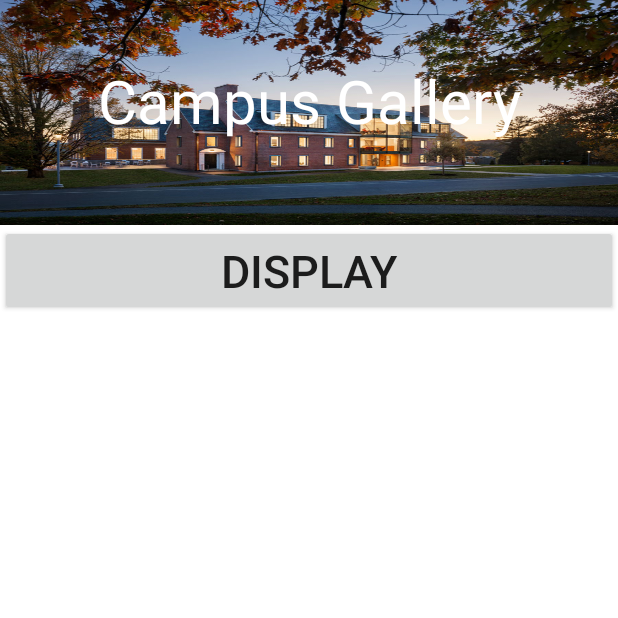
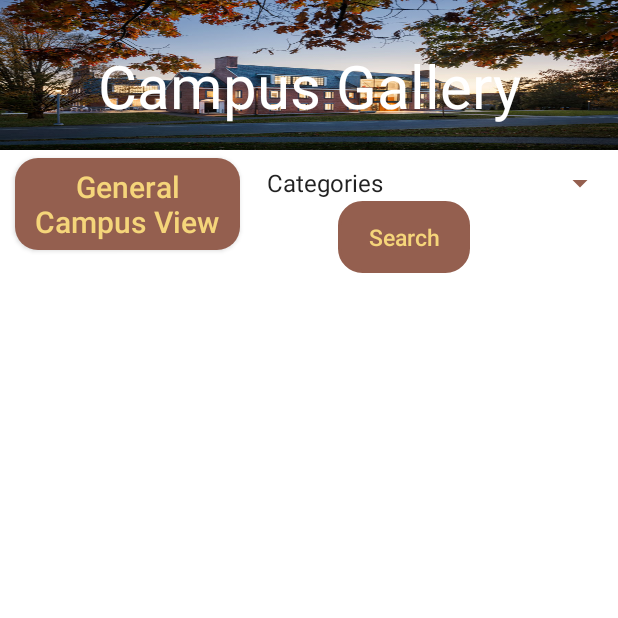
Before and after one commit to Tesfa-eth/BTON-Mobile-APP, an Android app: the CampusGallery screen opened directly, with no data from a screen before it, on a phone screen of 412 x 824 dp, the top half of it. Run offline under Robolectric (Android 15) with nearby library versions, the phone set to English and light mode, and no system bars; libraries missing offline, so code that uses them is left out: com.backendless, com.backendless.async, com.backendless.exceptions, com.backendless.persistence; pictures from the network do not load; 3 statements that could not run were skipped.

Commit message:
Added by category search.
* Also work with Images

```diff
--- a/app/src/main/java/com/application/bton/CampusGallery.java
+++ b/app/src/main/java/com/application/bton/CampusGallery.java
@@ -9,10 +9,13 @@ import android.transition.AutoTransition;
 import android.transition.TransitionManager;
 import android.view.View;
 import android.view.ViewGroup;
+import android.widget.AdapterView;
+import android.widget.ArrayAdapter;
 import android.widget.BaseAdapter;
 import android.widget.Button;
 import android.widget.ImageView;
 import android.widget.ListView;
+import android.widget.Spinner;
 import android.widget.TextView;
 import android.widget.Toast;
 
@@ -29,22 +32,62 @@ public class CampusGallery extends AppCompatActivity {
 
     //declaring variables
     ImageView sampleImage;
-    Button sampleButton;
-    //public final ArrayList result = new ArrayList<List<gallery>>();
+    Button btnGeneralCampusView, btnSearchCatagory;
     public final List<gallery>[] result = new List[]{new ArrayList<>()};
+    public final List<GalleryCatagories>[] resultCategory = new List[]{new ArrayList<>()};
+    //public final ArrayList<List<GalleryCatagories>> arrayCategory = new ArrayList<>();
+    public final String[] spinnerStorage = {"galleryCatagory"};
 
     @Override
     protected void onCreate(Bundle savedInstanceState) {
         super.onCreate(savedInstanceState);
         setContentView(R.layout.activity_campus_gallery);
 
-        sampleButton = findViewById(R.id.sampleButton);
-        sampleButton.setOnClickListener(new View.OnClickListener() {
+        // get spinner
+        Spinner galleryCategorySpinner = (Spinner) findViewById(R.id.spinnerGalleryCategory);
+        ArrayAdapter<CharSequence> adapterGalleryCategory = ArrayAdapter.createFromResource(this,
+                R.array.galleryCategories, android.R.layout.simple_spinner_item);
+        adapterGalleryCategory.setDropDownViewResource(android.R.layout.simple_spinner_dropdown_item);
+        galleryCategorySpinner.setAdapter(adapterGalleryCategory);
+        // get everything from the GalleryCatagories table and store it in resultCategory
+        //getALlCatagories();
+        galleryCategorySpinner.setOnItemSelectedListener(new AdapterView.OnItemSelectedListener() {
+            @Override
+            public void onItemSelected(AdapterView<?> parent, View view, int position, long id) {
+                String selectedCategory = parent.getItemAtPosition(position).toString();
+                if(selectedCategory.equals("Categories")){
+                    return;
+                }
+                else{
+                    spinnerStorage[0] = selectedCategory;
+                    getByCatagory();
+                    btnGeneralCampusView.setText("General Campus View");
+                }
+                //toastMessage(parent.getItemAtPosition(position).toString());
+            }
+
+            @Override
+            public void onNothingSelected(AdapterView<?> parent) {
+
+            }
+        });
+
+        //btn search category
+        btnSearchCatagory = findViewById(R.id.btnSearchCatagory);
+        btnSearchCatagory.setOnClickListener(new View.OnClickListener() {
+            @Override
+            public void onClick(View v) {
+                loadCatagory();
+            }
+        });
+
+        btnGeneralCampusView = findViewById(R.id.btnGeneralCampusView);
+        btnGeneralCampusView.setOnClickListener(new View.OnClickListener() {
             @Override
             public void onClick(View v) {
                 loadMore();
-                toastMessage("loading...");
-                sampleButton.setText("Next page");
+                toastMessage("Next page");
+                btnGeneralCampusView.setText("Next page");
 
             }
         });
@@ -67,7 +110,8 @@ public class CampusGallery extends AppCompatActivity {
                     queryBuilder.prepareNextPage();
                     Backendless.Data.of(gallery.class).find(queryBuilder, this);
                 } else {
-                    toastMessage("Start time" + (System.currentTimeMillis() - startTime));
+                    return;
+                    //toastMessage("Start time" + (System.currentTimeMillis() - startTime));
                 }
             }
 
@@ -76,6 +120,44 @@ public class CampusGallery extends AppCompatActivity {
 
             }
         });
+    }
+
+    public void loadCatagory(){
+        // calls adapter view
+        //toastMessage(spinnerStorage[0] + "got" + resultCategory[0].get(0).getPhoto_url());
+        ListView mListView = findViewById(R.id.imageListView);
+        MyCatagoryAdapter myCatagoryAdapter = new MyCatagoryAdapter();
+        mListView.setAdapter(myCatagoryAdapter);
+    }
+
+    public void getByCatagory(){
+        GalleryCatagories galleryCatagories = new GalleryCatagories();
+        final int PAGESIZE = 100;
+        final Integer[] currentPage = {0};
+        DataQueryBuilder queryBuilder = DataQueryBuilder.create();
+        String whereclause = "title = '" + spinnerStorage[0] + "'";
+        queryBuilder.setWhereClause(whereclause);
+        queryBuilder.setPageSize(PAGESIZE);
+        Backendless.Persistence.of(GalleryCatagories.class).find(queryBuilder, new AsyncCallback<List<GalleryCatagories>>() {
+            @Override
+            public void handleResponse(List<GalleryCatagories> response) {
+                resultCategory[0]=response;
+                int size = response.size();
+                if (size == PAGESIZE) {
+                    queryBuilder.prepareNextPage();
+                    Backendless.Data.of(GalleryCatagories.class).find(queryBuilder, this);
+                } else {
+                    return;
+                    //("Start time" + (System.currentTimeMillis() - startTime));
+                }
+            }
+
+            @Override
+            public void handleFault(BackendlessFault fault) {
+
+            }
+        });
+
     }
 
     public void loadMore(){
@@ -113,6 +195,36 @@ public class CampusGallery extends AppCompatActivity {
         }
     }
 
+    public class MyCatagoryAdapter extends BaseAdapter {
+
+        List<GalleryCatagories> response = resultCategory[0];
+
+        @Override
+        public int getCount() {
+            return response.size();
+        }
+
+        @Override
+        public Object getItem(int position) {
+            return null;
+        }
+
+        @Override
+        public long getItemId(int position) {
+            return 0;
+        }
+
+        @Override
+        public View getView(int position, View convertView, ViewGroup parent) {
+            convertView = getLayoutInflater().inflate(R.layout.card_gallery_images, parent, false);
+            // display the image
+            //toastMessage("arrayResult: "+ (arrayCategory.size()*arrayCategory.get(0).size()));
+            ImageView profileImage = convertView.findViewById(R.id.cardViewGalleryImage);
+            Glide.with(CampusGallery.this).load(response.get(position).getPhoto_url()).into(profileImage);
+            return convertView;
+        }
+    }
+
 
     public void toastMessage( String msg){
         Toast.makeText(CampusGallery.this, msg, Toast.LENGTH_SHORT).show();
--- a/app/src/main/res/layout/activity_campus_gallery.xml
+++ b/app/src/main/res/layout/activity_campus_gallery.xml
@@ -12,31 +12,64 @@
     <TextView
         android:id="@+id/campusGallery"
         android:layout_width="wrap_content"
-        android:layout_height="150dp"
-        android:paddingTop="40dp"
+        android:layout_height="100dp"
         android:layout_centerHorizontal="true"
         android:background="@drawable/bennington_background"
+        android:paddingTop="30dp"
         android:text="Campus Gallery"
         android:textAlignment="center"
         android:textColor="#ffffff"
         android:textSize="40dp" />
 
     <Button
-        android:id="@+id/sampleButton"
-        android:layout_width="match_parent"
+        android:id="@+id/btnGeneralCampusView"
+        android:layout_width="150dp"
         android:layout_height="wrap_content"
         android:layout_below="@id/campusGallery"
-        android:text="display"
-        android:textSize="30dp" />
+        android:layout_marginLeft="10dp"
+        android:layout_marginTop="5dp"
+        android:layout_marginBottom="5dp"
+        android:background="@drawable/homepage_custom_btn"
+        android:backgroundTint="@color/primary"
+        android:padding="5dp"
+        android:text="General Campus View"
+        android:textAllCaps="false"
+        android:textColor="@color/gold"
+        android:textSize="20dp" />
+
+    <Spinner
+        android:id="@+id/spinnerGalleryCategory"
+        android:layout_width="wrap_content"
+        android:layout_height="wrap_content"
+        android:layout_below="@+id/campusGallery"
+        android:layout_marginLeft="10dp"
+        android:layout_marginTop="10dp"
+        android:layout_toRightOf="@+id/btnGeneralCampusView"
+        android:backgroundTint="@color/primary" />
+
+    <Button
+        android:id="@+id/btnSearchCatagory"
+        android:layout_width="wrap_content"
+        android:layout_height="wrap_content"
+        android:layout_below="@+id/spinnerGalleryCategory"
+        android:layout_marginLeft="65dp"
+        android:layout_toRightOf="@+id/btnGeneralCampusView"
+        android:background="@drawable/homepage_btn_apply"
+        android:backgroundTint="@color/primary"
+        android:text="Search"
+        android:textSize="15dp"
+        android:textAllCaps="false"
+        android:textColor="@color/gold"
+        />
 
     <ListView
         android:id="@+id/imageListView"
-        android:layout_width="match_parent"
+        android:layout_width="wrap_content"
         android:layout_height="wrap_content"
-        android:dividerHeight="0dp"
-        android:layout_below="@+id/sampleButton"
+        android:layout_below="@+id/btnSearchCatagory"
         android:divider="@color/white"
-        />
+        android:layout_marginTop="5dp"
+        android:dividerHeight="0dp" />
 
 
 </RelativeLayout>
--- a/app/src/main/res/values/strings.xml
+++ b/app/src/main/res/values/strings.xml
@@ -73,5 +73,28 @@
         <item>Business office</item>
     </string-array>
 
+    <string-array name="galleryCategories">
+        <item>Categories</item>
+        <item>Commons</item>
+        <item>Barn</item>
+        <item>Capa</item>
+        <item>Student center</item>
+        <item>Dodge ball</item>
+        <item>Athletics</item>
+        <item>Clubs</item>
+        <item>Campus and classrooms</item>
+        <item>Campus housing</item>
+        <item>Bingham</item>
+        <item>Family weekend</item>
+        <item>Bennington works</item>
+        <item>Vermonter</item>
+        <item>Midnight breakfast</item>
+        <item>FWT night</item>
+        <item>Rehearsals</item>
+        <item>Alumni panels</item>
+        <item>Commencement</item>
+        <item>Fall weekend</item>
+    </string-array>
+
 
 </resources>
```
Also changed, not shown: app/src/main/java/com/application/bton/GalleryCatagories.java (added, +19 -0 lines).
